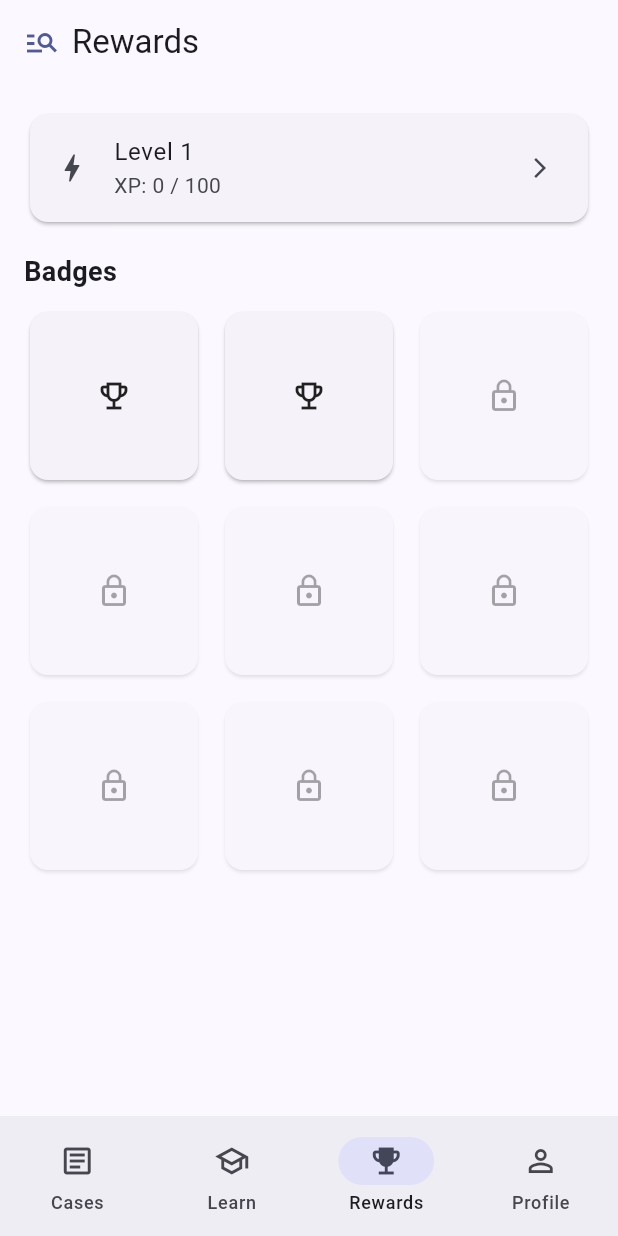
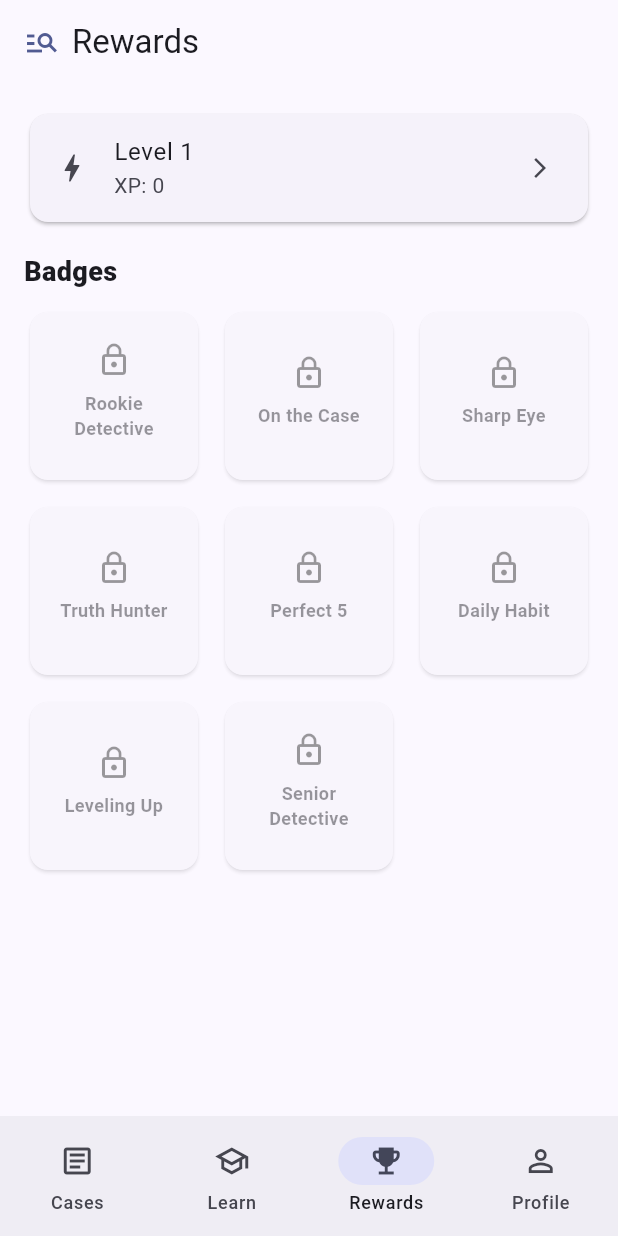
Before and after one commit to koceskigj/fake-news-detective, a Flutter app: the screen it shows after launch, item 3 of the bottom bar chosen, on a phone screen of 412 x 824 dp. Run offline on Flutter 3.47's test engine with Material 3 defaults, Android fonts, the phone set to English and light mode, and no system bars.

Commit message:
feature: defined achievements, cases and user progress as models, and added some sample data for cases and achievements

```diff
--- a/lib/app/app.dart
+++ b/lib/app/app.dart
@@ -1,17 +1,27 @@
 import 'package:flutter/material.dart';
 import '../theme/app_theme.dart';
 import 'home_shell.dart';
+import '../models/user_progress.dart';
+import '../state/app_state.dart';
+import '../state/app_state_scope.dart';
 
 class FakeNewsDetectiveApp extends StatelessWidget {
   const FakeNewsDetectiveApp({super.key});
 
   @override
   Widget build(BuildContext context) {
-    return MaterialApp(
-      title: 'Fake News Detective',
-      debugShowCheckedModeBanner: false,
-      theme: AppTheme.light(),
-      home: const HomeShell(),
+    final appState = AppState(
+      progress: UserProgress(userId: 'local-demo-user'),
+    );
+
+    return AppStateScope(
+      state: appState,
+      child: MaterialApp(
+        title: 'Fake News Detective',
+        debugShowCheckedModeBanner: false,
+        theme: AppTheme.light(),
+        home: const HomeShell(),
+      ),
     );
   }
 }
--- /dev/null
+++ b/lib/data/achievements_catalog.dart
@@ -0,0 +1,92 @@
+import '../models/achievement.dart';
+
+final List<Achievement> achievementsCatalog = [
+  Achievement(
+    id: 'ach_rookie',
+    title: 'Rookie Detective',
+    description: 'Solve 3 cases.',
+    iconKey: 'badge_rookie',
+    xpReward: 20,
+    criteria: AchievementCriteria(
+      type: AchievementType.casesSolvedTotal,
+      threshold: 3,
+    ),
+  ),
+  Achievement(
+    id: 'ach_case_10',
+    title: 'On the Case',
+    description: 'Solve 10 cases.',
+    iconKey: 'badge_case_10',
+    xpReward: 50,
+    criteria: AchievementCriteria(
+      type: AchievementType.casesSolvedTotal,
+      threshold: 10,
+    ),
+  ),
+  Achievement(
+    id: 'ach_sharp_eye',
+    title: 'Sharp Eye',
+    description: 'Get 5 correct answers.',
+    iconKey: 'badge_sharp_eye',
+    xpReward: 25,
+    criteria: AchievementCriteria(
+      type: AchievementType.correctAnswersTotal,
+      threshold: 5,
+    ),
+  ),
+  Achievement(
+    id: 'ach_truth_hunter',
+    title: 'Truth Hunter',
+    description: 'Get 20 correct answers.',
+    iconKey: 'badge_truth_hunter',
+    xpReward: 80,
+    criteria: AchievementCriteria(
+      type: AchievementType.correctAnswersTotal,
+      threshold: 20,
+    ),
+  ),
+  Achievement(
+    id: 'ach_perfect_5',
+    title: 'Perfect 5',
+    description: 'Answer 5 in a row correctly (best streak).',
+    iconKey: 'badge_perfect_5',
+    xpReward: 40,
+    criteria: AchievementCriteria(
+      type: AchievementType.perfectStreak,
+      threshold: 5,
+    ),
+  ),
+  Achievement(
+    id: 'ach_streak_3',
+    title: 'Daily Habit',
+    description: 'Maintain a 3-day daily streak.',
+    iconKey: 'badge_streak_3',
+    xpReward: 60,
+    criteria: AchievementCriteria(
+      type: AchievementType.dailyStreakDays,
+      threshold: 3,
+    ),
+  ),
+  Achievement(
+    id: 'ach_xp_100',
+    title: 'Leveling Up',
+    description: 'Earn 100 XP total.',
+    iconKey: 'badge_xp_100',
+    xpReward: 30,
+    criteria: AchievementCriteria(
+      type: AchievementType.xpTotal,
+      threshold: 100,
+    ),
+  ),
+  Achievement(
+    id: 'ach_xp_300',
+    title: 'Senior Detective',
+    description: 'Earn 300 XP total.',
+    iconKey: 'badge_xp_300',
+    xpReward: 90,
+    criteria: AchievementCriteria(
+      type: AchievementType.xpTotal,
+      threshold: 300,
+    ),
+  ),
+];
--- /dev/null
+++ b/lib/models/achievement.dart
@@ -0,0 +1,38 @@
+enum AchievementType {
+  casesSolvedTotal,
+  correctAnswersTotal,
+  perfectStreak, // consecutive correct answers in a session
+  dailyStreakDays,
+  xpTotal,
+}
+
+class AchievementCriteria {
+  final AchievementType type;
+  final int threshold;
+
+  const AchievementCriteria({
+    required this.type,
+    required this.threshold,
+  });
+}
+
+class Achievement {
+  final String id;
+  final String title;
+  final String description;
+
+  /// Use an icon key now; later you can map it to an actual asset/image.
+  final String iconKey;
+
+  final int xpReward;
+  final AchievementCriteria criteria;
+
+  const Achievement({
+    required this.id,
+    required this.title,
+    required this.description,
+    required this.iconKey,
+    required this.xpReward,
+    required this.criteria,
+  });
+}
--- /dev/null
+++ b/lib/models/user_progress.dart
@@ -0,0 +1,82 @@
+class UserProgress {
+  /// Local-only unique id
+  final String userId;
+
+  int xp;
+  int level;
+
+  /// Daily streak (opens on consecutive days)
+  int dailyStreak;
+
+  /// Last date the app was opened (used for streak logic later)
+  DateTime? lastOpenDate;
+
+  /// Total counters
+  int casesSolvedTotal;
+  int correctAnswersTotal;
+
+  /// For “perfect streak in a session” you can compute on the fly,
+  /// but we keep a best record if you want.
+  int bestPerfectStreak;
+
+  /// Which cases the user has already solved
+  final Set<String> solvedCaseIds;
+
+  /// Which achievements are unlocked
+  final Set<String> unlockedAchievementIds;
+
+  /// When each achievement was unlocked
+  final Map<String, DateTime> achievementUnlockedAt;
+
+  UserProgress({
+    required this.userId,
+    this.xp = 0,
+    this.level = 1,
+    this.dailyStreak = 0,
+    this.lastOpenDate,
+    this.casesSolvedTotal = 0,
+    this.correctAnswersTotal = 0,
+    this.bestPerfectStreak = 0,
+    Set<String>? solvedCaseIds,
+    Set<String>? unlockedAchievementIds,
+    Map<String, DateTime>? achievementUnlockedAt,
+  })  : solvedCaseIds = solvedCaseIds ?? <String>{},
+        unlockedAchievementIds = unlockedAchievementIds ?? <String>{},
+        achievementUnlockedAt = achievementUnlockedAt ?? <String, DateTime>{};
+
+  /// Basic level formula (simple and readable)
+  /// You can change this later without breaking UI.
+  int computeLevelFromXp() {
+    // Level 1: 0-99, Level 2: 100-219, Level 3: 220-359 ...
+    // Slightly increasing requirement per level.
+    int lvl = 1;
+    int needed = 100;
+    int remaining = xp;
+
+    while (remaining >= needed) {
+      remaining -= needed;
+      lvl += 1;
+      needed = 100 + (lvl - 1) * 20;
+    }
+    return lvl;
+  }
+
+  void recalcLevel() {
+    level = computeLevelFromXp();
+  }
+
+  void awardXp(int amount) {
+    xp += amount;
+    if (xp < 0) xp = 0;
+    recalcLevel();
+  }
+
+  bool isAchievementUnlocked(String achievementId) {
+    return unlockedAchievementIds.contains(achievementId);
+  }
+
+  void unlockAchievement(String achievementId, DateTime when) {
+    unlockedAchievementIds.add(achievementId);
+    achievementUnlockedAt[achievementId] = when;
+  }
+}
--- a/lib/screens/rewards_screen.dart
+++ b/lib/screens/rewards_screen.dart
@@ -1,11 +1,29 @@
+
 import 'package:flutter/material.dart';
+
+import '../data/achievements_catalog.dart';
+import '../state/app_state_scope.dart';
 import '../widgets/branded_app_bar.dart';
+import 'achievement_detail_screen.dart';
 
-class RewardsScreen extends StatelessWidget {
+class RewardsScreen extends StatefulWidget {
   const RewardsScreen({super.key});
 
   @override
+  State<RewardsScreen> createState() => _RewardsScreenState();
+}
+
+class _RewardsScreenState extends State<RewardsScreen> {
+  String _fmtDate(DateTime dt) {
+    String two(int n) => n.toString().padLeft(2, '0');
+    return '${dt.year}-${two(dt.month)}-${two(dt.day)}';
+  }
+
+  @override
   Widget build(BuildContext context) {
+    final appState = AppStateScope.of(context);
+    final progress = appState.progress;
+
     return Scaffold(
       appBar: const BrandedAppBar(title: 'Rewards'),
       body: Padding(
@@ -16,36 +34,99 @@ class RewardsScreen extends StatelessWidget {
             Card(
               child: ListTile(
                 leading: const Icon(Icons.bolt),
-                title: const Text('Level 1'),
-                subtitle: const Text('XP: 0 / 100'),
+                title: Text('Level ${progress.level}'),
+                subtitle: Text('XP: ${progress.xp}'),
                 trailing: const Icon(Icons.arrow_forward_ios, size: 16),
-                onTap: () {},
+                onTap: () {
+                  ScaffoldMessenger.of(context).showSnackBar(
+                    const SnackBar(content: Text('Leaderboard will be added later ✅')),
+                  );
+                },
               ),
             ),
+
             const SizedBox(height: 16),
             const Text(
               'Badges',
-              style: TextStyle(fontSize: 18, fontWeight: FontWeight.w700),
+              style: TextStyle(fontSize: 18, fontWeight: FontWeight.w800),
             ),
             const SizedBox(height: 10),
+
             Expanded(
-              child: GridView.count(
-                crossAxisCount: 3,
-                mainAxisSpacing: 10,
-                crossAxisSpacing: 10,
-                children: List.generate(9, (i) {
-                  final unlocked = i < 2;
-                  return Opacity(
-                    opacity: unlocked ? 1.0 : 0.4,
-                    child: Card(
-                      child: Center(
-                        child: Icon(
-                          unlocked ? Icons.emoji_events_outlined : Icons.lock_outline,
+              child: GridView.builder(
+                itemCount: achievementsCatalog.length,
+                gridDelegate: const SliverGridDelegateWithFixedCrossAxisCount(
+                  crossAxisCount: 3,
+                  mainAxisSpacing: 10,
+                  crossAxisSpacing: 10,
+                ),
+                itemBuilder: (context, i) {
+                  final a = achievementsCatalog[i];
+                  final unlocked = progress.isAchievementUnlocked(a.id);
+
+                  // ✅ FIX: define unlockedAt here so it can be used in UI + onTap
+                  final unlockedAt = progress.achievementUnlockedAt[a.id];
+
+                  return InkWell(
+                    borderRadius: BorderRadius.circular(12),
+                    onTap: () {
+                      if (!unlocked) {
+                        ScaffoldMessenger.of(context).showSnackBar(
+                          const SnackBar(content: Text('Not unlocked yet 🔒')),
+                        );
+                        return;
+                      }
+
+                      if (unlockedAt == null) {
+                        ScaffoldMessenger.of(context).showSnackBar(
+                          const SnackBar(content: Text('Unlocked date missing (debug)')),
+                        );
+                        return;
+                      }
+
+                      Navigator.push(
+                        context,
+                        MaterialPageRoute(
+                          builder: (_) => AchievementDetailScreen(
+                            achievement: a,
+                            unlockedAt: unlockedAt,
+                          ),
+                        ),
+                      );
+                    },
+                    child: Opacity(
+                      opacity: unlocked ? 1.0 : 0.45,
+                      child: Card(
+                        child: Padding(
+                          padding: const EdgeInsets.all(10),
+                          child: Column(
+                            mainAxisAlignment: MainAxisAlignment.center,
+                            children: [
+                              Icon(unlocked ? Icons.emoji_events_outlined : Icons.lock_outline),
+                              const SizedBox(height: 8),
+                              Text(
+                                a.title,
+                                textAlign: TextAlign.center,
+                                maxLines: 2,
+                                overflow: TextOverflow.ellipsis,
+                                style: const TextStyle(
+                                  fontSize: 12,
+                                  fontWeight: FontWeight.w700,
+                                ),
+                              ),
+                              const SizedBox(height: 6),
+                              if (unlocked && unlockedAt != null)
+                                Text(
+                                  _fmtDate(unlockedAt),
+                                  style: const TextStyle(fontSize: 11),
+                                ),
+                            ],
+                          ),
                         ),
                       ),
                     ),
                   );
-                }),
+                },
               ),
             ),
           ],
--- /dev/null
+++ b/lib/state/app_state_scope.dart
@@ -0,0 +1,21 @@
+import 'package:flutter/material.dart';
+import 'app_state.dart';
+
+class AppStateScope extends InheritedWidget {
+  final AppState state;
+
+  const AppStateScope({
+    super.key,
+    required this.state,
+    required super.child,
+  });
+
+  static AppState of(BuildContext context) {
+    final scope = context.dependOnInheritedWidgetOfExactType<AppStateScope>();
+    assert(scope != null, 'AppStateScope not found. Wrap your app with AppStateScope.');
+    return scope!.state;
+  }
+
+  @override
+  bool updateShouldNotify(AppStateScope oldWidget) => state != oldWidget.state;
+}
```
Also changed, not shown: lib/data/sample_cases.dart (added, +134 -0 lines), lib/models/case_item.dart (added, +39 -0 lines), lib/screens/achievement_detail_screen.dart (added, +74 -0 lines), lib/state/app_state.dart (added, +95 -0 lines).
